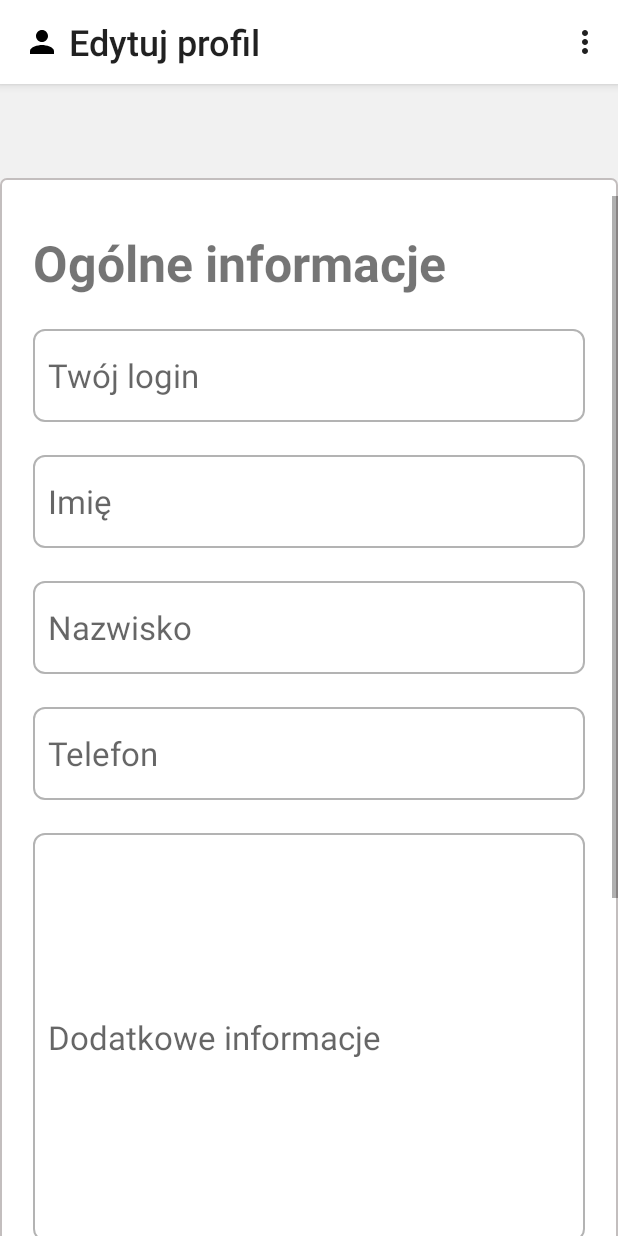
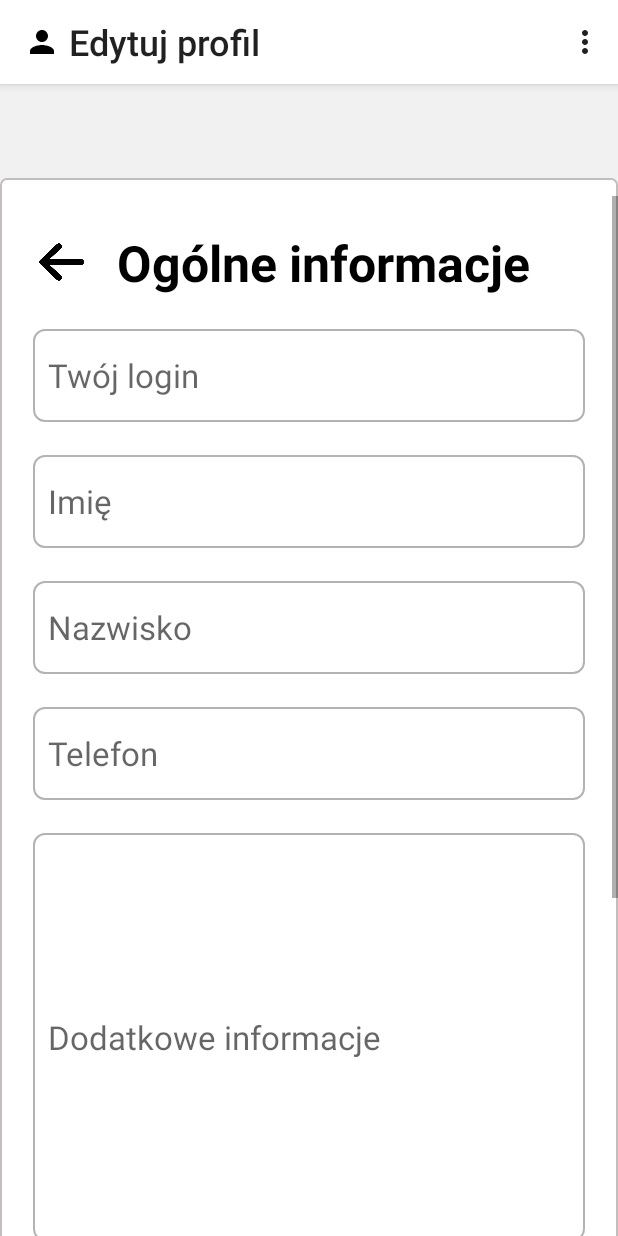
Before and after one commit to emilRacz21/lessonApp-android, an Android app: the screen it shows after launch (MainActivity), in the options menu, after a tap on "Edytuj profil", on a phone screen of 412 x 824 dp. Run offline under Robolectric (Android 15) with nearby library versions, the phone set to English and light mode, and no system bars.

Commit message:
next commit

```diff
--- a/app/src/main/java/com/example/bar/EditProfileFragment.java
+++ b/app/src/main/java/com/example/bar/EditProfileFragment.java
@@ -51,6 +51,7 @@ public class EditProfileFragment extends Fragment {
         });
         fragmentEditProfileBinding.buttonAccept.setOnClickListener(view1 -> addDB(dataBase));
         fragmentEditProfileBinding.buttonDel.setOnClickListener(view1 -> deleteDB(dataBase));
+        fragmentEditProfileBinding.backArrow.setOnClickListener(view1 -> ((MainActivity)getActivity()).setFragment(new MoreFragment()));
         return view;
     }
     void setHintText(){
--- a/app/src/main/res/layout/fragment_edit_profile.xml
+++ b/app/src/main/res/layout/fragment_edit_profile.xml
@@ -26,16 +26,29 @@
                 android:layout_width="match_parent"
                 android:orientation="vertical"
                 android:layout_height="wrap_content">
-
-                <TextView
-                    android:id="@+id/informationText"
-                    android:layout_marginStart="22sp"
+                <GridLayout
                     android:layout_marginTop="22sp"
                     android:layout_width="wrap_content"
                     android:layout_height="wrap_content"
-                    android:textSize="33sp"
-                    android:textStyle="bold"
-                    android:text="@string/og_lne_informacje"/>
+                    android:rowCount="2"
+                    android:columnCount="2">
+                    <ImageView
+                        android:layout_gravity="center"
+                        android:id="@+id/backArrow"
+                        android:layout_marginStart="26sp"
+                        android:layout_width="30sp"
+                        android:layout_height="40sp"
+                        android:src="@drawable/back"/>
+                    <TextView
+                        android:textColor="@color/black"
+                        android:id="@+id/informationText"
+                        android:layout_marginStart="22sp"
+                        android:layout_width="wrap_content"
+                        android:layout_height="wrap_content"
+                        android:textSize="33sp"
+                        android:textStyle="bold"
+                        android:text="@string/og_lne_informacje"/>
+                </GridLayout>
 
                 <EditText
                     android:hint="@string/login"
```
Also changed, not shown: app/src/main/java/com/example/bar/LanguageFragment.java (+1 -6 lines), app/src/main/res/layout/fragment_language.xml (+19 -2 lines), app/src/main/res/layout/menu_item_layout.xml (added, +24 -0 lines), app/src/main/res/drawable/back.png (added).
